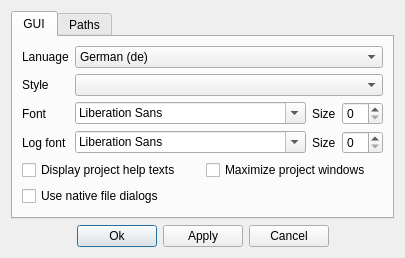
Old version of the form tools/qchdman/preferencesdialog.ui in the repository qmc2/qmc2-mame-fe.
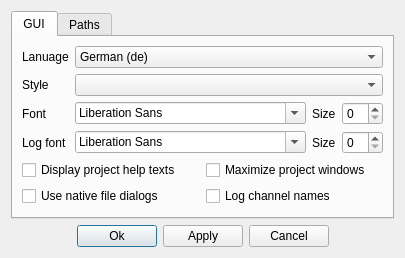
New version of the form. Icons and pictures are not drawn.

Commit message: wip: qchdman: added new 'log channel names' setting

```diff
--- a/tools/qchdman/preferencesdialog.ui
+++ b/tools/qchdman/preferencesdialog.ui
@@ -264,7 +264,7 @@
            </property>
           </widget>
          </item>
-         <item row="1" column="0" colspan="2">
+         <item row="1" column="0">
           <widget class="QCheckBox" name="checkBoxNativeFileDialogs">
            <property name="toolTip">
             <string>Use the platform's native file dialogs or the Qt built-in ones</string>
@@ -274,6 +274,16 @@
            </property>
           </widget>
          </item>
+         <item row="1" column="1">
+          <widget class="QCheckBox" name="checkBoxLogChannelNames">
+           <property name="toolTip">
+            <string>Include the names of the I/O channels (stdout / stderr) when logging CHDMAN output</string>
+           </property>
+           <property name="text">
+            <string>Log channel names</string>
+           </property>
+          </widget>
+         </item>
         </layout>
        </item>
        <item row="5" column="0" colspan="4">
```
Left out of the diff: 1 changed line with no effect on the pictures. The commit also changes 16 other files.
